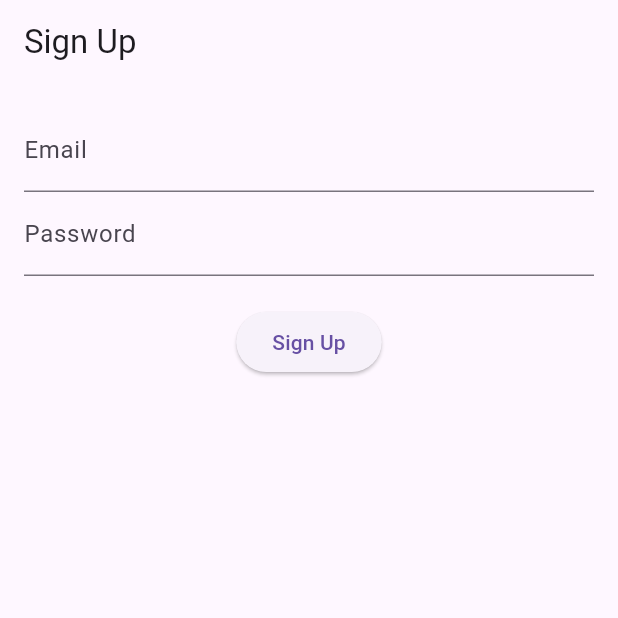
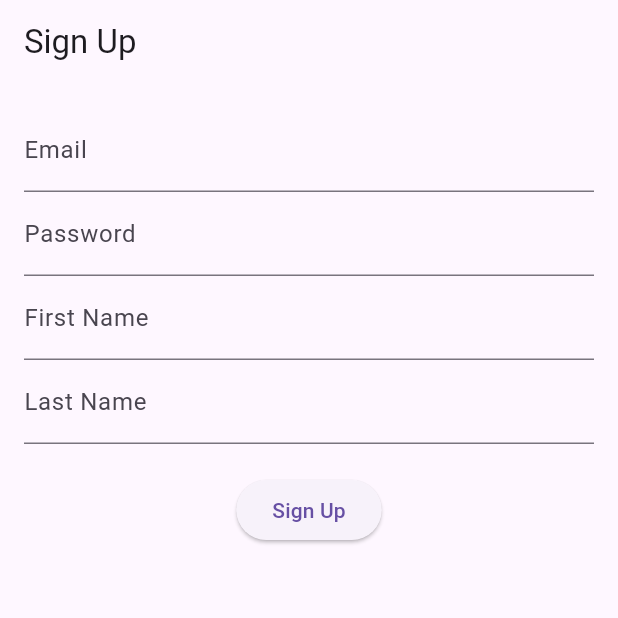
Before and after one commit to jasminepalit/served, a Flutter app: the SignUpPage screen opened directly, after a tap on "Sign Up", on a phone screen of 412 x 824 dp, the top half of it. Run offline on Flutter 3.47's test engine with Material 3 defaults, Android fonts, the phone set to English and light mode, and no system bars; our stand-ins replace cloud_firestore, firebase_auth, firebase_core; accounts and stored records are empty; network calls fail.

Commit message:
added first and last name

```diff
--- a/lib/SignUpPage.dart
+++ b/lib/SignUpPage.dart
@@ -20,6 +20,8 @@ class SignUpPage extends StatefulWidget {
 class _SignUpPageState extends State<SignUpPage> {
   final _emailController = TextEditingController();
   final _passwordController = TextEditingController();
+  final _firstNameController = TextEditingController();
+  final _lastNameController = TextEditingController();
 
   @override
   Widget build(BuildContext context) {
@@ -31,11 +33,13 @@ class _SignUpPageState extends State<SignUpPage> {
           children: [
             TextField(controller: _emailController, decoration: const InputDecoration(labelText: 'Email')),
             TextField(controller: _passwordController, decoration: const InputDecoration(labelText: 'Password'), obscureText: true),
+            TextField(controller: _firstNameController, decoration: const InputDecoration(labelText: 'First Name')),
+            TextField(controller: _lastNameController, decoration: const InputDecoration(labelText: 'Last Name')),
             const SizedBox(height: 20),
             ElevatedButton(
               onPressed: () async {
                 print("Attempting to sign up with email: ${_emailController.text.trim()}");
-                final user = await signUp(_emailController.text.trim(), _passwordController.text.trim());
+                final user = await signUp(_emailController.text.trim(), _passwordController.text.trim(), _firstNameController.text.trim(), _lastNameController.text.trim());
                 print("User signed up: ${user?.uid}");
 
                 if (!context.mounted) return;
--- a/lib/main.dart
+++ b/lib/main.dart
@@ -80,7 +80,8 @@ String loadUserType() {
   return 'user'; // default while loading
 }
 
-Future<User?> signUp(String email, String password) async {
+
+Future<User?> signUp(String email, String password, String firstName, String lastName) async {
   print("Received sign up request for email: $email");
   try {
     final credential = await FirebaseAuth.instance
@@ -101,6 +102,8 @@ Future<User?> signUp(String email, String password) async {
       'createdAt': Timestamp.now(),
       'uid': user.uid,
       'type': 'user',
+      'firstName': firstName,
+      'lastName': lastName,
     });
 
     return user;
```
